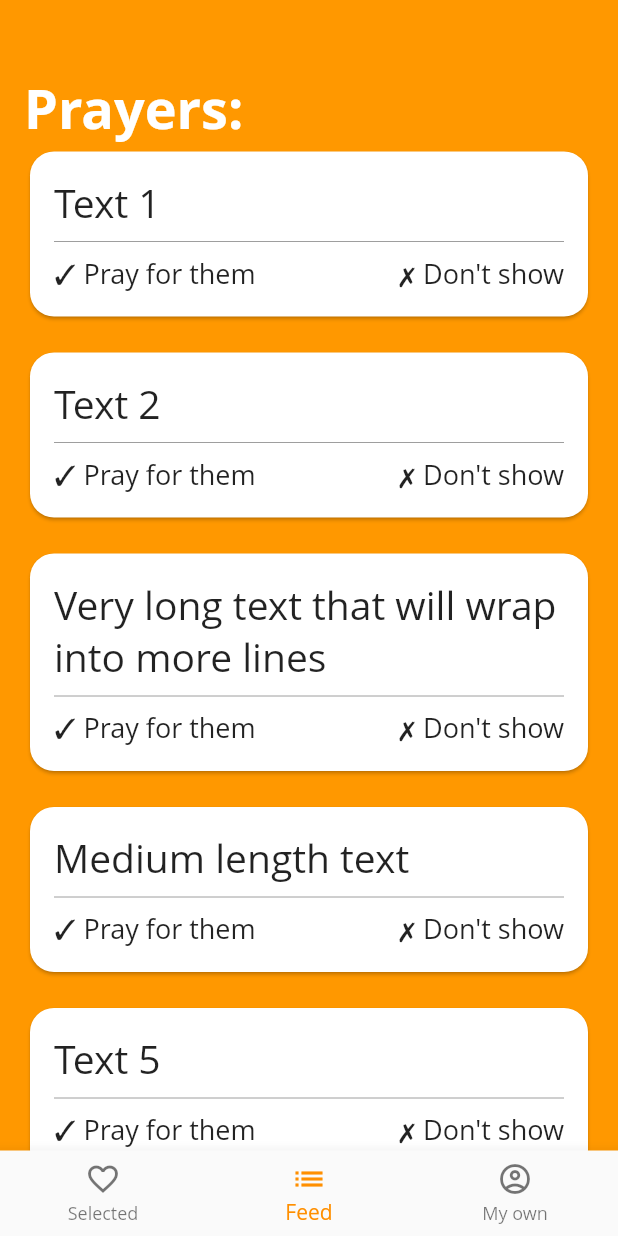
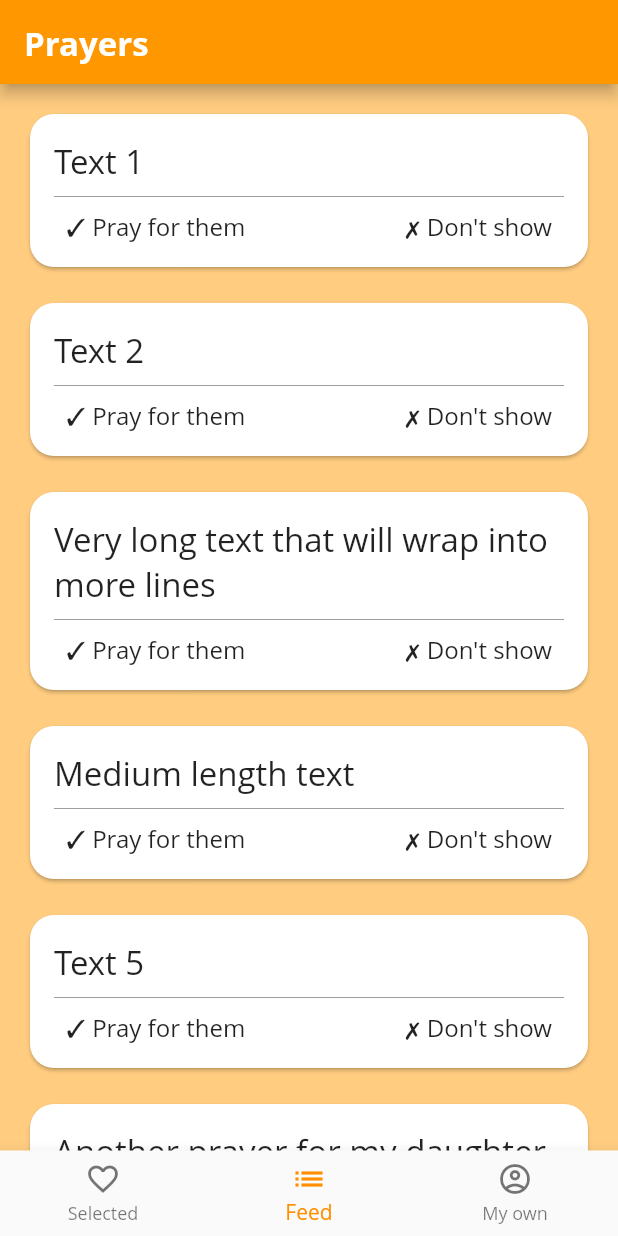
Before and after one commit to NonGrate/prayer_flutter, a Flutter app: the screen it shows after launch, on a phone screen of 412 x 824 dp. Run offline on Flutter 3.47's test engine with Material 2 defaults, Android fonts, the phone set to English and light mode, and no system bars.

Commit message:
Small design fixes

```diff
--- a/api/feed.json
+++ b/api/feed.json
@@ -23,5 +23,25 @@
     "author_id": "72b47381-3d54-4fcc-b8d9-29592b3f0a60",
     "content": "Text 5",
     "follows": 1
+  },
+  {
+    "author_id": "3b6b8e09-74df-4763-94cb-a4d96dace911",
+    "content": "Another prayer for my daughter",
+    "follows": 3
+  },
+  {
+    "author_id": "3b6b8e09-74df-4763-94cb-a4d96dace911",
+    "content": "Text under the bridge",
+    "follows": 10
+  },
+  {
+    "author_id": "72b47381-3d54-4fcc-b8d9-29592b3f0a60",
+    "content": "Text 6",
+    "follows": 1
+  },
+  {
+    "author_id": "3b6b8e09-74df-4763-94cb-a4d96dace911",
+    "content": "Last prayer for now. To be continued",
+    "follows": 3
   }
 ]
--- a/lib/main.dart
+++ b/lib/main.dart
@@ -12,7 +12,7 @@ class MyApp extends StatelessWidget {
       title: 'Prayer',
       theme: ThemeData(
         primarySwatch: Colors.orange,
-        scaffoldBackgroundColor: Colors.orange,
+        scaffoldBackgroundColor: Colors.orange[200],
         fontFamily: 'OpenSans',
       ),
       home: MainPage(),
--- a/lib/page/main_screen.dart
+++ b/lib/page/main_screen.dart
@@ -25,6 +25,9 @@ class _MainPageState extends State<MainPage> {
   @override
   Widget build(BuildContext context) {
     return Scaffold(
+      appBar: AppBar(
+        title: Text("Prayers", style: TextStyle(color: Colors.white, fontSize: 22, fontWeight: FontWeight.bold),),
+      ),
       body: content(),
       bottomNavigationBar: BottomNavigationBar(
         items: const <BottomNavigationBarItem>[
@@ -60,27 +63,26 @@ class _MainPageState extends State<MainPage> {
         child: CircularProgressIndicator(),
       );
     } else if (prayers.isEmpty) {
-      return Center(
+      return Column(
+        children: [
+          Center(
             child: Text("No prayers here"),
+          ),
+        ],
       );
     } else {
       return Padding(
         padding: const EdgeInsets.symmetric(horizontal: 16.0),
         child: SingleChildScrollView(
-          child: Column(
-            mainAxisSize: MainAxisSize.min,
-            crossAxisAlignment: CrossAxisAlignment.start,
-            children: [
-              SizedBox(height: 48),
-              Text("Prayers:", style: TextStyle(fontSize: 36, fontWeight: FontWeight.w700, color: Colors.white)),
-              ListView.separated(
+          child: Padding(
+            padding: const EdgeInsets.symmetric(vertical: 16.0),
+            child: ListView.separated(
               shrinkWrap: true,
               physics: NeverScrollableScrollPhysics(),
               itemBuilder: (context, index) => PrayerCard(prayer: prayers[index], use: selectedUse),
               separatorBuilder: (context, index) => SizedBox(height: 16),
               itemCount: prayers.length,
             ),
-            ],
           ),
         ),
       );
--- a/lib/widget/prayer_card.dart
+++ b/lib/widget/prayer_card.dart
@@ -14,28 +14,57 @@ class PrayerCard extends StatelessWidget {
       shape: RoundedRectangleBorder(borderRadius: BorderRadius.circular(16.0)),
       color: Colors.white,
       child: Padding(
-        padding: const EdgeInsets.all(16.0),
+        padding: const EdgeInsets.only(top: 16.0, left: 16.0, right: 16.0, bottom: 8.0),
         child: Column(
           crossAxisAlignment: CrossAxisAlignment.start,
           children: [
-            Text(prayer.content, style: TextStyle(fontSize: 26, fontWeight: FontWeight.w500)),
+            Text(prayer.content, style: TextStyle(fontSize: 22, fontWeight: FontWeight.w500)),
             SizedBox(height: 8),
             Divider(
               color: Colors.grey,
               height: 2,
             ),
-            SizedBox(height: 8),
             use == PrayerCardUse.OWN
-                ? Text("${prayer.follows} follows you!", style: TextStyle(fontSize: 18, fontWeight: FontWeight.w400))
+                ? Padding(
+                    padding: const EdgeInsets.all(8.0),
+                    child: Text(
+                      "${prayer.follows} follows you!",
+                      style: TextStyle(fontSize: 16, fontWeight: FontWeight.w400),
+                    ),
+                  )
                 : use == PrayerCardUse.FEED
                     ? Row(
                         children: [
-                          Text("✓ Pray for them", style: TextStyle(fontSize: 18, fontWeight: FontWeight.w400)),
+                          InkWell(
+                            onTap: () {},
+                            child: Padding(
+                              padding: const EdgeInsets.all(8.0),
+                              child: Text(
+                                "✓ Pray for them",
+                                style: TextStyle(fontSize: 16, fontWeight: FontWeight.w400),
+                              ),
+                            ),
+                          ),
                           Expanded(child: Container()),
-                          Text("✗ Don't show", style: TextStyle(fontSize: 18, fontWeight: FontWeight.w400)),
+                          InkWell(
+                            onTap: () {},
+                            child: Padding(
+                              padding: const EdgeInsets.all(8.0),
+                              child: Text(
+                                "✗ Don't show",
+                                style: TextStyle(fontSize: 16, fontWeight: FontWeight.w400),
+                              ),
+                            ),
+                          ),
                         ],
                       )
-                    : Text("${prayer.follows} follows", style: TextStyle(fontSize: 18, fontWeight: FontWeight.w400)),
+                    : Padding(
+                        padding: const EdgeInsets.all(8.0),
+                        child: Text(
+                          "${prayer.follows} follows",
+                          style: TextStyle(fontSize: 16, fontWeight: FontWeight.w400),
+                        ),
+                      ),
           ],
         ),
       ),
```
Lines whose indentation alone changed are shown as unchanged.
